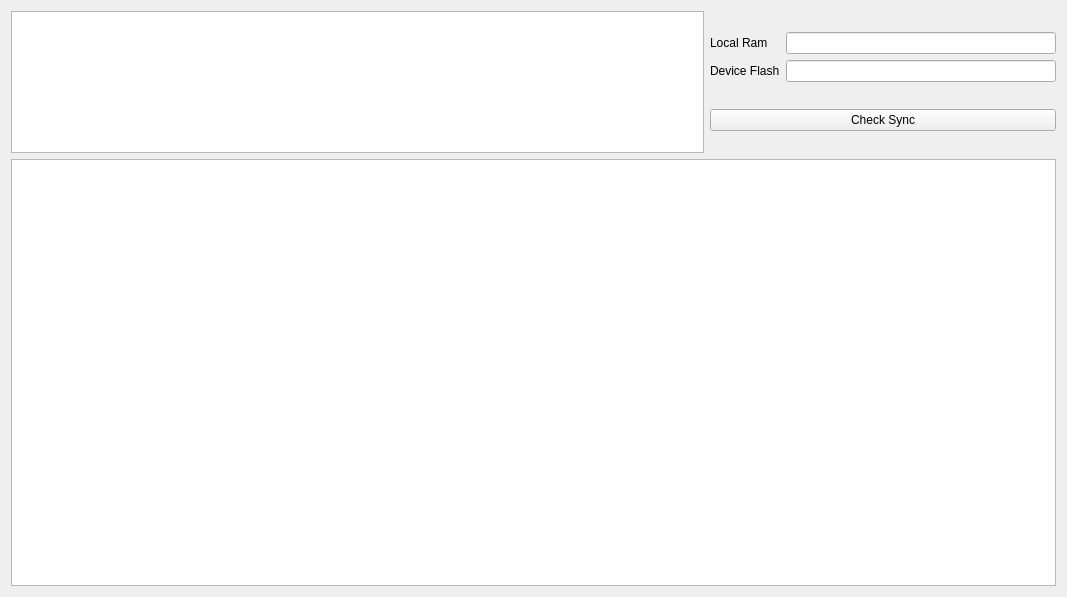
fredcooke/emstudio, file core/src/emsinfo.ui: the form before one commit.
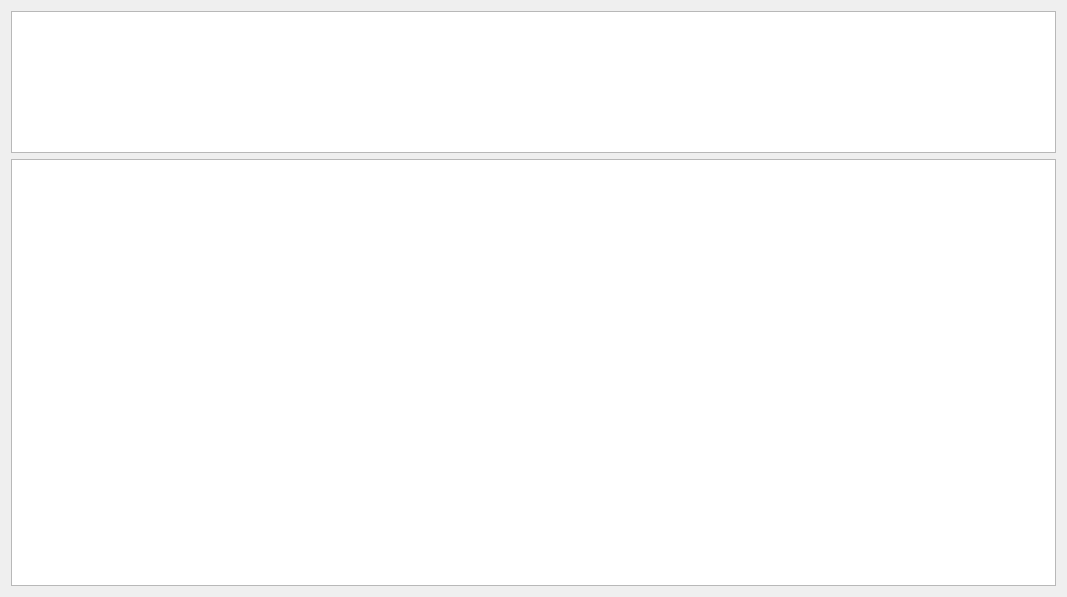
The form after the commit.

Commit message: Removed Check sync, and ram/flash sync from tunable memory view, since they were not in use

```diff
--- a/core/src/emsinfo.ui
+++ b/core/src/emsinfo.ui
@@ -17,7 +17,7 @@
    <item>
     <layout class="QVBoxLayout" name="verticalLayout_2" stretch="1,3">
      <item>
-      <layout class="QHBoxLayout" name="horizontalLayout_4" stretch="2,1">
+      <layout class="QHBoxLayout" name="horizontalLayout_4" stretch="2">
        <item>
         <layout class="QVBoxLayout" name="verticalLayout">
          <item>
@@ -25,49 +25,6 @@
          </item>
         </layout>
        </item>
-       <item>
-        <layout class="QVBoxLayout" name="verticalLayout_5">
-         <item>
-          <layout class="QHBoxLayout" name="horizontalLayout_3">
-           <item>
-            <layout class="QVBoxLayout" name="verticalLayout_3">
-             <item>
-              <widget class="QLabel" name="label_2">
-               <property name="text">
-                <string>Local Ram</string>
-               </property>
-              </widget>
-             </item>
-             <item>
-              <widget class="QLabel" name="label_5">
-               <property name="text">
-                <string>Device Flash</string>
-               </property>
-              </widget>
-             </item>
-            </layout>
-           </item>
-           <item>
-            <layout class="QVBoxLayout" name="verticalLayout_4">
-             <item>
-              <widget class="QLineEdit" name="localRamLineEdit"/>
-             </item>
-             <item>
-              <widget class="QLineEdit" name="deviceFlashLineEdit"/>
-             </item>
-            </layout>
-           </item>
-          </layout>
-         </item>
-         <item>
-          <widget class="QPushButton" name="checkSyncButton">
-           <property name="text">
-            <string>Check Sync</string>
-           </property>
-          </widget>
-         </item>
-        </layout>
-       </item>
       </layout>
      </item>
      <item>
```
The commit also changes 2 other files.
